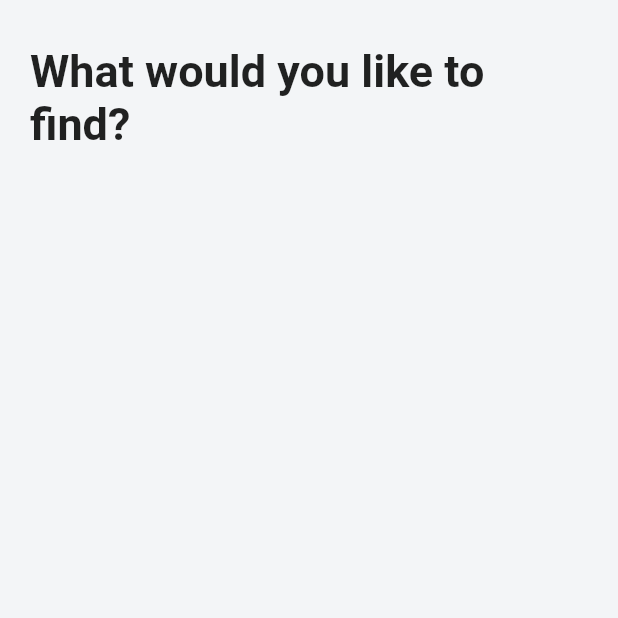
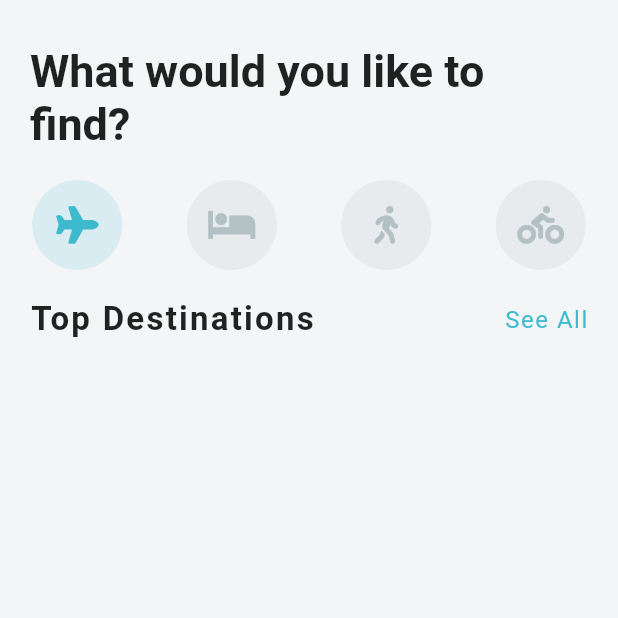
Before and after one commit to paulzay/travelui, a Flutter app: the screen it shows after launch, on a phone screen of 412 x 824 dp, the top half of it. Run offline on Flutter 3.47's test engine with Material 2 defaults, Android fonts, the light colour scheme and no system bars; our stand-ins replace font_awesome_flutter.

Commit message:
build out icons row and implement state

```diff
--- a/lib/screens/home_screen.dart
+++ b/lib/screens/home_screen.dart
@@ -1,4 +1,5 @@
 import 'package:flutter/material.dart';
+import 'package:font_awesome_flutter/font_awesome_flutter.dart';
 
 class HomeScreen extends StatefulWidget {
   @override
@@ -6,6 +7,40 @@ class HomeScreen extends StatefulWidget {
 }
 
 class _HomeScreenState extends State<HomeScreen> {
+  int _selectedIndex = 0;
+  List<IconData> _icons = [
+    FontAwesomeIcons.plane,
+    FontAwesomeIcons.bed,
+    FontAwesomeIcons.walking,
+    FontAwesomeIcons.biking,
+  ];
+
+  Widget _buildIcon(int index) {
+    return GestureDetector(
+        onTap: () {
+          setState(() {
+            _selectedIndex = index;
+          });
+        },
+        child: Container(
+          height: 60.0,
+          width: 60.0,
+          decoration: BoxDecoration(
+            color: _selectedIndex == index
+                ? Theme.of(context).accentColor
+                : Color(0xFFE7EBEE),
+            borderRadius: BorderRadius.circular(30),
+          ),
+          child: Icon(
+            _icons[index],
+            size: 25.0,
+            color: _selectedIndex == index
+                ? Theme.of(context).primaryColor
+                : Color(0xFFB4C1C4),
+          ),
+        ));
+  }
+
   @override
   Widget build(BuildContext context) {
     return Scaffold(
@@ -22,6 +57,44 @@ class _HomeScreenState extends State<HomeScreen> {
                   fontWeight: FontWeight.bold,
                 ),
               ),
+            ),
+            SizedBox(
+              height: 20.0,
+            ),
+            Row(
+              mainAxisAlignment: MainAxisAlignment.spaceAround,
+              children: _icons
+                  .asMap()
+                  .entries
+                  .map((MapEntry map) => _buildIcon(map.key))
+                  .toList(),
+            ),
+            SizedBox(
+              height: 20.0,
+            ),
+            Column(
+              children: [
+                Padding(
+                  padding: const EdgeInsets.symmetric(horizontal: 20.0),
+                  child: Row(
+                    mainAxisAlignment: MainAxisAlignment.spaceBetween,
+                    children: [
+                      Text(
+                        'Top Destinations',
+                        style: TextStyle(
+                            fontWeight: FontWeight.bold,
+                            fontSize: 22.0,
+                            letterSpacing: 1.5),
+                      ),
+                      Text('See All',
+                          style: TextStyle(
+                              color: Theme.of(context).primaryColor,
+                              fontSize: 16.0,
+                              letterSpacing: 1.0)),
+                    ],
+                  ),
+                )
+              ],
             )
           ],
         ),
```
